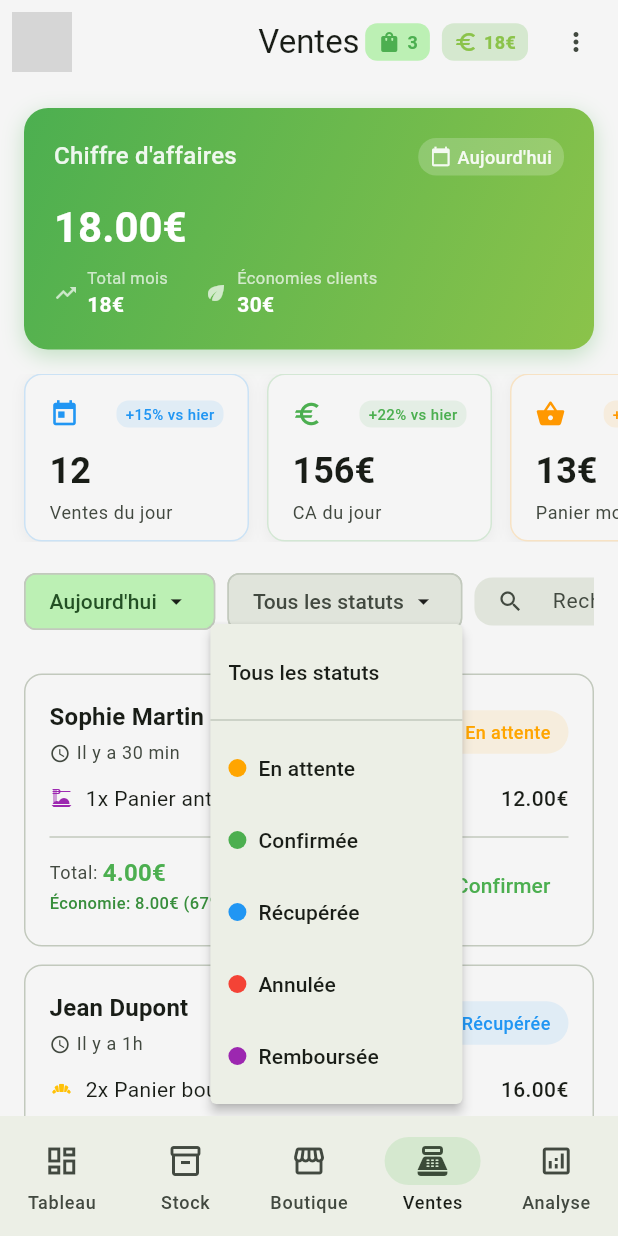
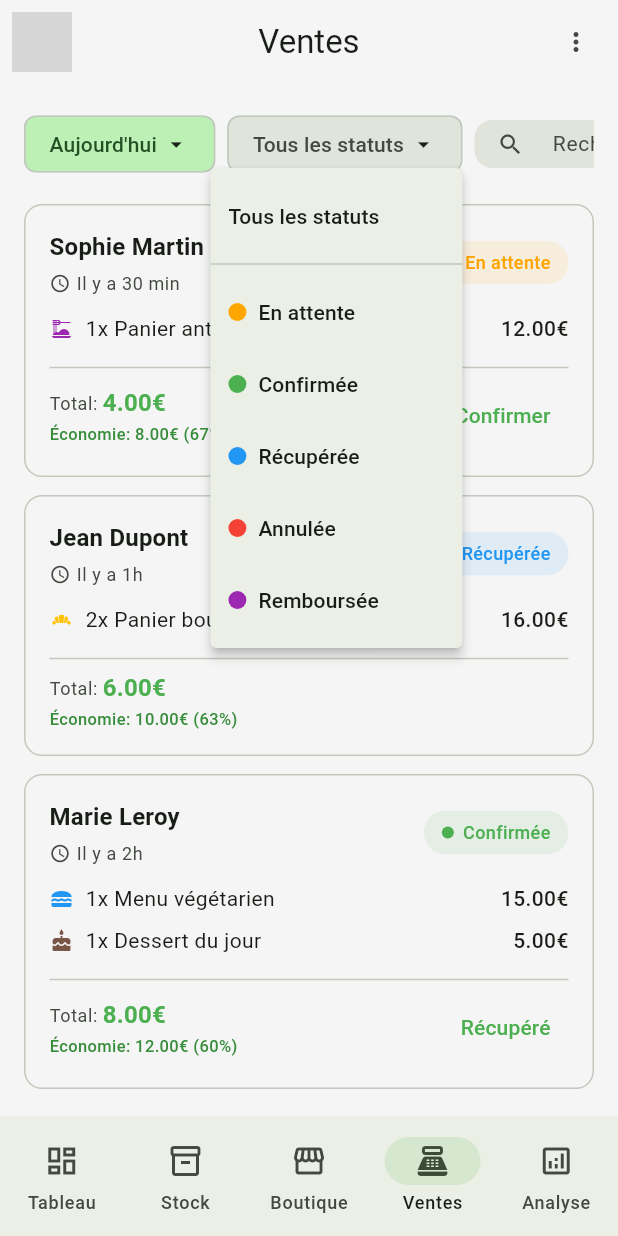
Before and after one commit to SIDIKICONDE/EcoPlates, a Flutter app: the MerchantSalesPage screen opened by its route, after a tap on "Tous les statuts", on a phone screen of 412 x 824 dp. Run offline on Flutter 3.47's test engine with Material 3 defaults, Android fonts, the phone set to English and light mode, and no system bars; our stand-ins replace cached_network_image, connectivity_plus, csv, dartz, dio, equatable and 16 more; accounts and stored records are empty; network calls fail; grey boxes are pictures that could not be loaded.

Commit message:
fix: correction du filtre 'Tous les statuts' dans les ventes
- Refactorisation de la gestion des filtres pour utiliser StateProvider
- Amélioration de la logique de filtrage par statut
- Suppression des composants sales_stats_card et sales_summary_card obsolètes
- Correction de l'affichage des ventes selon les filtres appliqués

```diff
--- a/lib/presentation/pages/merchant_sales_page.dart
+++ b/lib/presentation/pages/merchant_sales_page.dart
@@ -6,13 +6,10 @@ import '../providers/sales_provider.dart';
 import '../widgets/sales/sales_app_bar.dart';
 import '../widgets/sales/sales_filter_chips.dart';
 import '../widgets/sales/sales_list_view.dart';
-import '../widgets/sales/sales_stats_card.dart';
-import '../widgets/sales/sales_summary_card.dart';
 
 /// Page principale de gestion des ventes pour les marchands
 ///
 /// Affiche :
-/// - Les statistiques de ventes
 /// - La liste des ventes/commandes
 /// - Les filtres par période et statut
 class MerchantSalesPage extends ConsumerWidget {
@@ -26,22 +23,17 @@ class MerchantSalesPage extends ConsumerWidget {
         onRefresh: () => ref.read(salesProvider.notifier).refresh(),
         child: const CustomScrollView(
           slivers: [
-            // En-tête avec statistiques
-            SliverToBoxAdapter(
-              child: _SalesHeader(),
-            ),
-
             // Filtres
             SliverToBoxAdapter(
               child: Padding(
-                padding: EdgeInsets.symmetric(horizontal: 16, vertical: 8),
+                padding: EdgeInsets.all(16),
                 child: SalesFilterChips(),
               ),
             ),
 
             // Liste des ventes
             SliverPadding(
-              padding: EdgeInsets.all(16),
+              padding: EdgeInsets.fromLTRB(16, 0, 16, 16),
               sliver: SalesListView(),
             ),
           ],
@@ -50,64 +42,3 @@ class MerchantSalesPage extends ConsumerWidget {
     );
   }
 }
-
-/// Widget pour l'en-tête avec les statistiques
-class _SalesHeader extends ConsumerWidget {
-  const _SalesHeader();
-
-  @override
-  Widget build(BuildContext context, WidgetRef ref) {
-    return Column(
-      children: [
-        // Carte de résumé principal
-        const Padding(
-          padding: EdgeInsets.all(16),
-          child: SalesSummaryCard(),
-        ),
-
-        // Cartes de statistiques
-        Container(
-          height: 120,
-          padding: const EdgeInsets.only(bottom: 8),
-          child: ListView(
-            scrollDirection: Axis.horizontal,
-            padding: const EdgeInsets.symmetric(horizontal: 16),
-            children: const [
-              SalesStatsCard(
-                title: 'Ventes du jour',
-                value: '12',
-                subtitle: '+15% vs hier',
-                icon: Icons.today,
-                color: Colors.blue,
-              ),
-              SizedBox(width: 12),
-              SalesStatsCard(
-                title: 'CA du jour',
-                value: '156€',
-                subtitle: '+22% vs hier',
-                icon: Icons.euro,
-                color: Colors.green,
-              ),
-              SizedBox(width: 12),
-              SalesStatsCard(
-                title: 'Panier moyen',
-                value: '13€',
-                subtitle: '+5% vs mois',
-                icon: Icons.shopping_basket,
-                color: Colors.orange,
-              ),
-              SizedBox(width: 12),
-              SalesStatsCard(
-                title: 'Taux conversion',
-                value: '68%',
-                subtitle: 'Stable',
-                icon: Icons.trending_up,
-                color: Colors.purple,
-              ),
-            ],
-          ),
-        ),
-      ],
-    );
-  }
-}
--- a/lib/presentation/providers/sales_provider.dart
+++ b/lib/presentation/providers/sales_provider.dart
@@ -2,6 +2,9 @@ import 'package:flutter_riverpod/flutter_riverpod.dart';
 
 import '../../domain/entities/food_offer.dart';
 import '../../domain/entities/sale.dart';
+
+/// Sentinelle interne pour détecter l'absence de valeur dans copyWith
+const Object _unset = Object();
 
 /// Filtre pour les ventes
 enum SalesPeriodFilter { today, week, month, custom }
@@ -24,14 +27,14 @@ class SalesFilterState {
 
   SalesFilterState copyWith({
     SalesPeriodFilter? period,
-    SaleStatus? status,
+    Object? status = _unset,
     DateTime? startDate,
     DateTime? endDate,
     String? searchQuery,
   }) {
     return SalesFilterState(
       period: period ?? this.period,
-      status: status ?? this.status,
+      status: identical(status, _unset) ? this.status : status as SaleStatus?,
       startDate: startDate ?? this.startDate,
       endDate: endDate ?? this.endDate,
       searchQuery: searchQuery ?? this.searchQuery,
@@ -55,10 +58,10 @@ class SalesNotifier extends AsyncNotifier<List<Sale>> {
     // Simuler un chargement depuis une API
     await Future<void>.delayed(const Duration(seconds: 1));
 
-    // Écouter les changements de filtres
-    ref.watch(salesFilterProvider);
+    // Écouter les changements de filtres et régénérer la liste
+    final filters = ref.watch(salesFilterProvider);
 
-    return _generateMockSales();
+    return _generateMockSales(filters);
   }
 
   /// Rafraîchit les ventes
@@ -91,8 +94,7 @@ class SalesNotifier extends AsyncNotifier<List<Sale>> {
   }
 
   /// Génère des ventes fictives pour la démo
-  List<Sale> _generateMockSales() {
-    final filters = ref.read(salesFilterProvider);
+  List<Sale> _generateMockSales(SalesFilterState filters) {
     final now = DateTime.now();
 
     // Base de ventes fictives
@@ -250,65 +252,6 @@ class SalesNotifier extends AsyncNotifier<List<Sale>> {
   }
 }
 
-/// Provider pour les statistiques de ventes
-final salesStatsProvider = Provider<Map<String, dynamic>>((ref) {
-  final salesAsync = ref.watch(salesProvider);
-
-  return salesAsync.when(
-    data: (sales) {
-      final today = DateTime.now();
-      final todaySales = sales
-          .where(
-            (s) =>
-                s.createdAt.day == today.day &&
-                s.createdAt.month == today.month &&
-                s.createdAt.year == today.year,
-          )
-          .toList();
-
-      final completedSales = sales
-          .where((s) => s.status == SaleStatus.collected)
-          .toList();
-
-      return {
-        'todayCount': todaySales.length,
-        'todayRevenue': todaySales.fold(
-          0.0,
-          (sum, sale) => sum + sale.finalAmount,
-        ),
-        'averageBasket': sales.isEmpty
-            ? 0.0
-            : sales.fold(0.0, (sum, sale) => sum + sale.finalAmount) /
-                  sales.length,
-        'conversionRate': sales.isEmpty
-            ? 0
-            : (completedSales.length / sales.length * 100).round(),
-        'totalRevenue': sales.fold(0.0, (sum, sale) => sum + sale.finalAmount),
-        'totalSavings': sales.fold(
-          0.0,
-          (sum, sale) => sum + sale.discountAmount,
-        ),
-      };
-    },
-    loading: () => {
-      'todayCount': 0,
-      'todayRevenue': 0.0,
-      'averageBasket': 0.0,
-      'conversionRate': 0,
-      'totalRevenue': 0.0,
-      'totalSavings': 0.0,
-    },
-    error: (_, __) => {
-      'todayCount': 0,
-      'todayRevenue': 0.0,
-      'averageBasket': 0.0,
-      'conversionRate': 0,
-      'totalRevenue': 0.0,
-      'totalSavings': 0.0,
-    },
-  );
-});
-
 /// Extensions pour les filtres
 extension SalesPeriodFilterExtensions on SalesPeriodFilter {
   String get label {
--- a/lib/presentation/widgets/sales/sales_app_bar.dart
+++ b/lib/presentation/widgets/sales/sales_app_bar.dart
@@ -13,72 +13,10 @@ class SalesAppBar extends ConsumerWidget implements PreferredSizeWidget {
 
   @override
   Widget build(BuildContext context, WidgetRef ref) {
-    final stats = ref.watch(salesStatsProvider);
-    final todayCount = (stats['todayCount'] as int?) ?? 0;
-    final todayRevenue = (stats['todayRevenue'] as double?) ?? 0.0;
-
     return AdaptiveAppBar(
       leading: const _MerchantLogo(),
       title: const Text('Ventes'),
       actions: [
-        // Badge du nombre de ventes du jour
-        Container(
-          margin: const EdgeInsets.only(right: 8),
-          padding: const EdgeInsets.symmetric(horizontal: 8, vertical: 4),
-          decoration: BoxDecoration(
-            color: Theme.of(context).colorScheme.primaryContainer,
-            borderRadius: BorderRadius.circular(8),
-          ),
-          child: Row(
-            mainAxisSize: MainAxisSize.min,
-            children: [
-              Icon(
-                Icons.shopping_bag,
-                size: 16,
-                color: Theme.of(context).colorScheme.primary,
-              ),
-              const SizedBox(width: 4),
-              Text(
-                '$todayCount',
-                style: TextStyle(
-                  fontSize: 12,
-                  fontWeight: FontWeight.bold,
-                  color: Theme.of(context).colorScheme.primary,
-                ),
-              ),
-            ],
-          ),
-        ),
-
-        // CA du jour
-        Container(
-          margin: const EdgeInsets.only(right: 8),
-          padding: const EdgeInsets.symmetric(horizontal: 8, vertical: 4),
-          decoration: BoxDecoration(
-            color: Theme.of(context).colorScheme.secondaryContainer,
-            borderRadius: BorderRadius.circular(8),
-          ),
-          child: Row(
-            mainAxisSize: MainAxisSize.min,
-            children: [
-              Icon(
-                Icons.euro,
-                size: 16,
-                color: Theme.of(context).colorScheme.secondary,
-              ),
-              const SizedBox(width: 4),
-              Text(
-                '${todayRevenue.toStringAsFixed(0)}€',
-                style: TextStyle(
-                  fontSize: 12,
-                  fontWeight: FontWeight.bold,
-                  color: Theme.of(context).colorScheme.secondary,
-                ),
-              ),
-            ],
-          ),
-        ),
-
         // Menu d'actions
         PopupMenuButton<String>(
           icon: const Icon(Icons.more_vert),
@@ -117,7 +55,7 @@ class SalesAppBar extends ConsumerWidget implements PreferredSizeWidget {
   void _handleMenuAction(BuildContext context, WidgetRef ref, String action) {
     switch (action) {
       case 'export':
-        // TODO: Implémenter l'export des ventes
+        // TODO(merchant): Implémenter l'export des ventes
         ScaffoldMessenger.of(context).showSnackBar(
           const SnackBar(content: Text('Export des ventes en cours...')),
         );
--- a/lib/presentation/widgets/sales/sales_filter_chips.dart
+++ b/lib/presentation/widgets/sales/sales_filter_chips.dart
@@ -3,6 +3,9 @@ import 'package:flutter_riverpod/flutter_riverpod.dart';
 
 import '../../../domain/entities/sale.dart';
 import '../../providers/sales_provider.dart';
+
+/// Valeurs du menu statut
+enum _StatusMenuCmd { all }
 
 /// Chips de filtrage pour les ventes
 class SalesFilterChips extends ConsumerWidget {
@@ -64,7 +67,7 @@ class SalesFilterChips extends ConsumerWidget {
           const SizedBox(width: 8),
 
           // Filtre par statut
-          PopupMenuButton<SaleStatus?>(
+          PopupMenuButton<Object>(
             offset: const Offset(0, 40),
             child: Chip(
               label: Row(
@@ -94,13 +97,14 @@ class SalesFilterChips extends ConsumerWidget {
               ),
             ),
             itemBuilder: (context) {
-              final items = <PopupMenuEntry<SaleStatus?>>[
-                const PopupMenuItem<SaleStatus?>(
+              final items = <PopupMenuEntry<Object>>[
+                const PopupMenuItem<Object>(
+                  value: _StatusMenuCmd.all,
                   child: Text('Tous les statuts'),
                 ),
                 const PopupMenuDivider(),
                 ...SaleStatus.values.map((status) {
-                  return PopupMenuItem<SaleStatus?>(
+                  return PopupMenuItem<Object>(
                     value: status,
                     child: Row(
                       children: [
@@ -126,10 +130,16 @@ class SalesFilterChips extends ConsumerWidget {
 
               return items;
             },
-            onSelected: (status) {
-              ref.read(salesFilterProvider.notifier).state = filters.copyWith(
-                status: status,
-              );
+            onSelected: (value) {
+              if (value is _StatusMenuCmd && value == _StatusMenuCmd.all) {
+                ref.read(salesFilterProvider.notifier).state = filters.copyWith(
+                  status: null,
+                );
+              } else if (value is SaleStatus) {
+                ref.read(salesFilterProvider.notifier).state = filters.copyWith(
+                  status: value,
+                );
+              }
             },
           ),
 
--- a/lib/presentation/widgets/sales/sales_stats_card.dart
+++ /dev/null
@@ -1,83 +0,0 @@
-import 'package:flutter/material.dart';
-
-/// Carte de statistiques pour les ventes
-class SalesStatsCard extends StatelessWidget {
-  const SalesStatsCard({
-    required this.title,
-    required this.value,
-    required this.subtitle,
-    required this.icon,
-    required this.color,
-    super.key,
-  });
-
-  final String title;
-  final String value;
-  final String subtitle;
-  final IconData icon;
-  final Color color;
-
-  @override
-  Widget build(BuildContext context) {
-    final theme = Theme.of(context);
-
-    return Container(
-      width: 150,
-      padding: const EdgeInsets.all(16),
-      decoration: BoxDecoration(
-        color: theme.colorScheme.surface,
-        borderRadius: BorderRadius.circular(12),
-        border: Border.all(color: color.withValues(alpha: 0.2)),
-        boxShadow: [
-          BoxShadow(
-            color: Colors.black.withValues(alpha: 0.05),
-            blurRadius: 8,
-            offset: const Offset(0, 2),
-          ),
-        ],
-      ),
-      child: Column(
-        crossAxisAlignment: CrossAxisAlignment.start,
-        mainAxisAlignment: MainAxisAlignment.spaceBetween,
-        children: [
-          Row(
-            mainAxisAlignment: MainAxisAlignment.spaceBetween,
-            children: [
-              Icon(icon, color: color, size: 20),
-              Container(
-                padding: const EdgeInsets.symmetric(horizontal: 6, vertical: 2),
-                decoration: BoxDecoration(
-                  color: color.withValues(alpha: 0.1),
-                  borderRadius: BorderRadius.circular(8),
-                ),
-                child: Text(
-                  subtitle,
-                  style: TextStyle(
-                    fontSize: 10,
-                    color: color,
-                    fontWeight: FontWeight.w500,
-                  ),
-                ),
-              ),
-            ],
-          ),
-          const SizedBox(height: 12),
-          Text(
-            value,
-            style: theme.textTheme.headlineSmall?.copyWith(
-              fontWeight: FontWeight.bold,
-              color: theme.colorScheme.onSurface,
-            ),
-          ),
-          const SizedBox(height: 4),
-          Text(
-            title,
-            style: theme.textTheme.bodySmall?.copyWith(
-              color: theme.colorScheme.onSurfaceVariant,
-            ),
-          ),
-        ],
-      ),
-    );
-  }
-}
--- a/lib/presentation/widgets/sales/sales_summary_card.dart
+++ /dev/null
@@ -1,148 +0,0 @@
-import 'package:flutter/material.dart';
-import 'package:flutter_riverpod/flutter_riverpod.dart';
-
-import '../../providers/sales_provider.dart';
-
-/// Carte de résumé principal des ventes
-class SalesSummaryCard extends ConsumerWidget {
-  const SalesSummaryCard({super.key});
-
-  @override
-  Widget build(BuildContext context, WidgetRef ref) {
-    final theme = Theme.of(context);
-    final stats = ref.watch(salesStatsProvider);
-
-    final totalRevenue = (stats['totalRevenue'] as double?) ?? 0.0;
-    final totalSavings = (stats['totalSavings'] as double?) ?? 0.0;
-    final todayRevenue = (stats['todayRevenue'] as double?) ?? 0.0;
-
-    return Container(
-      decoration: BoxDecoration(
-        gradient: LinearGradient(
-          begin: Alignment.topLeft,
-          end: Alignment.bottomRight,
-          colors: [theme.colorScheme.primary, theme.colorScheme.secondary],
-        ),
-        borderRadius: BorderRadius.circular(16),
-        boxShadow: [
-          BoxShadow(
-            color: theme.colorScheme.primary.withValues(alpha: 0.3),
-            blurRadius: 12,
-            offset: const Offset(0, 4),
-          ),
-        ],
-      ),
-      child: Padding(
-        padding: const EdgeInsets.all(20),
-        child: Column(
-          crossAxisAlignment: CrossAxisAlignment.start,
-          children: [
-            Row(
-              mainAxisAlignment: MainAxisAlignment.spaceBetween,
-              children: [
-                Text(
-                  "Chiffre d'affaires",
-                  style: theme.textTheme.titleMedium?.copyWith(
-                    color: Colors.white.withValues(alpha: 0.9),
-                    fontWeight: FontWeight.w500,
-                  ),
-                ),
-                Container(
-                  padding: const EdgeInsets.symmetric(
-                    horizontal: 8,
-                    vertical: 4,
-                  ),
-                  decoration: BoxDecoration(
-                    color: Colors.white.withValues(alpha: 0.2),
-                    borderRadius: BorderRadius.circular(12),
-                  ),
-                  child: Row(
-                    mainAxisSize: MainAxisSize.min,
-                    children: [
-                      Icon(
-                        Icons.calendar_today,
-                        size: 14,
-                        color: Colors.white.withValues(alpha: 0.9),
-                      ),
-                      const SizedBox(width: 4),
-                      Text(
-                        "Aujourd'hui",
-                        style: TextStyle(
-                          fontSize: 12,
-                          color: Colors.white.withValues(alpha: 0.9),
-                          fontWeight: FontWeight.w500,
-                        ),
-                      ),
-                    ],
-                  ),
-                ),
-              ],
-            ),
-            const SizedBox(height: 16),
-
-            // CA du jour
-            Text(
-              '${todayRevenue.toStringAsFixed(2)}€',
-              style: theme.textTheme.headlineMedium?.copyWith(
-                color: Colors.white,
-                fontWeight: FontWeight.bold,
-              ),
-            ),
-            const SizedBox(height: 8),
-
-            // Statistiques complémentaires
-            Row(
-              children: [
-                _buildStatItem(
-                  icon: Icons.trending_up,
-                  label: 'Total mois',
-                  value: '${totalRevenue.toStringAsFixed(0)}€',
-                ),
-                const SizedBox(width: 24),
-                _buildStatItem(
-                  icon: Icons.eco,
-                  label: 'Économies clients',
-                  value: '${totalSavings.toStringAsFixed(0)}€',
-                ),
-              ],
-            ),
-          ],
-        ),
-      ),
-    );
-  }
-
-  Widget _buildStatItem({
-    required IconData icon,
-    required String label,
-    required String value,
-  }) {
-    return Row(
-      mainAxisSize: MainAxisSize.min,
-      children: [
-        Icon(icon, size: 16, color: Colors.white.withValues(alpha: 0.7)),
-        const SizedBox(width: 6),
-        Column(
-          crossAxisAlignment: CrossAxisAlignment.start,
-          children: [
-            Text(
-              label,
-              style: TextStyle(
-                fontSize: 11,
-                color: Colors.white.withValues(alpha: 0.7),
-              ),
-            ),
-            Text(
-              value,
-              style: const TextStyle(
-                fontSize: 14,
-                color: Colors.white,
-                fontWeight: FontWeight.bold,
-              ),
-            ),
-          ],
-        ),
-      ],
-    );
-  }
-}
```
